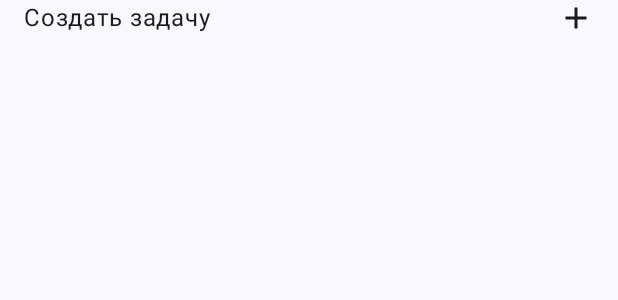
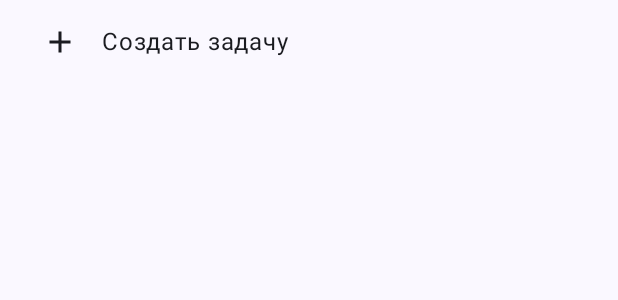
Before and after one commit to FairSuspect/todo-android, an Android app built with Jetpack Compose: the @Preview function AddTodoTilePreview, on a phone screen of 412 x 824 dp. Shown: the top 300 px of the screen. Run offline under Robolectric (Android 15) with nearby library versions, the phone set to English and light mode, and no system bars.

Commit message:
Update AddTodoTile UI

```diff
--- a/app/src/main/java/com/example/todo/ui/list/AddTodoTile.kt
+++ b/app/src/main/java/com/example/todo/ui/list/AddTodoTile.kt
@@ -1,5 +1,6 @@
 package com.example.todo.ui.list
 
+import androidx.compose.foundation.clickable
 import androidx.compose.foundation.layout.Arrangement
 import androidx.compose.foundation.layout.Column
 import androidx.compose.foundation.layout.Row
@@ -9,6 +10,7 @@ import androidx.compose.foundation.layout.padding
 import androidx.compose.material.icons.Icons
 import androidx.compose.material.icons.outlined.Add
 import androidx.compose.material3.Icon
+import androidx.compose.material3.ListItem
 import androidx.compose.material3.MaterialTheme
 import androidx.compose.material3.Scaffold
 import androidx.compose.material3.Text
@@ -22,23 +24,24 @@ import com.example.todo.R
 import com.example.todo.ui.theme.TodoTheme
 
 @Composable
-fun AddTodoTile(modifier: Modifier = Modifier) {
+fun AddTodoTile(modifier: Modifier = Modifier, onClick: () -> Unit = {}) {
     val iconColor = MaterialTheme.colorScheme.onSurface
-
-    Row(
-        modifier = modifier.padding(horizontal = 16.dp),
-        horizontalArrangement = Arrangement.SpaceBetween,
-        verticalAlignment = Alignment.CenterVertically,
-    ) {
-        Text(stringResource(R.string.createTask))
-        Spacer(modifier = Modifier.weight(1f))
+    ListItem(
+        modifier = modifier.clickable { onClick() }.padding(start = 12.dp),
+        headlineContent = {
+            Text(
+                stringResource(R.string.createTask),
+            )
+        },
+        leadingContent = {
             Icon(
                 imageVector = Icons.Outlined.Add,
                 contentDescription = null,
                 tint = iconColor,
-            modifier = Modifier.padding(start = 8.dp)
             )
         }
+    )
+
 }
 
 
--- a/app/src/main/java/com/example/todo/ui/list/TodoListPage.kt
+++ b/app/src/main/java/com/example/todo/ui/list/TodoListPage.kt
@@ -63,7 +63,9 @@ fun TodoListPage(
                         )
                     }
                     item {
-                        AddTodoTile()
+                        AddTodoTile(
+                            onClick = { todoViewModel.createRandomTodo() }
+                        )
                     }
                 }
             }
```
Lines whose indentation alone changed are shown as unchanged.
